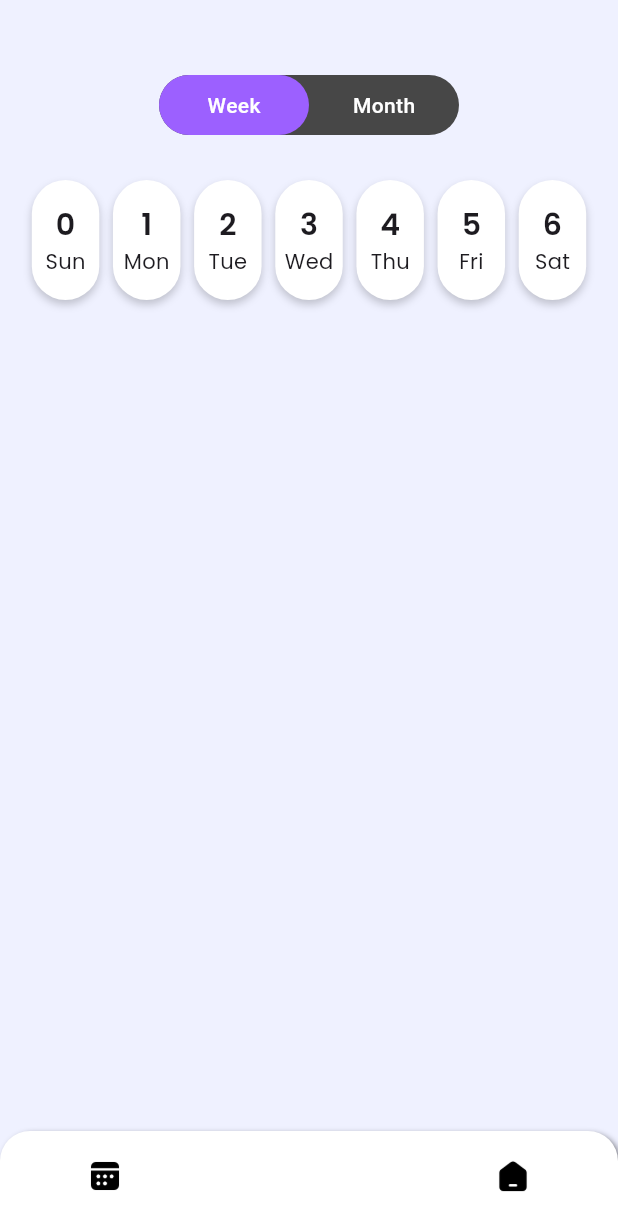
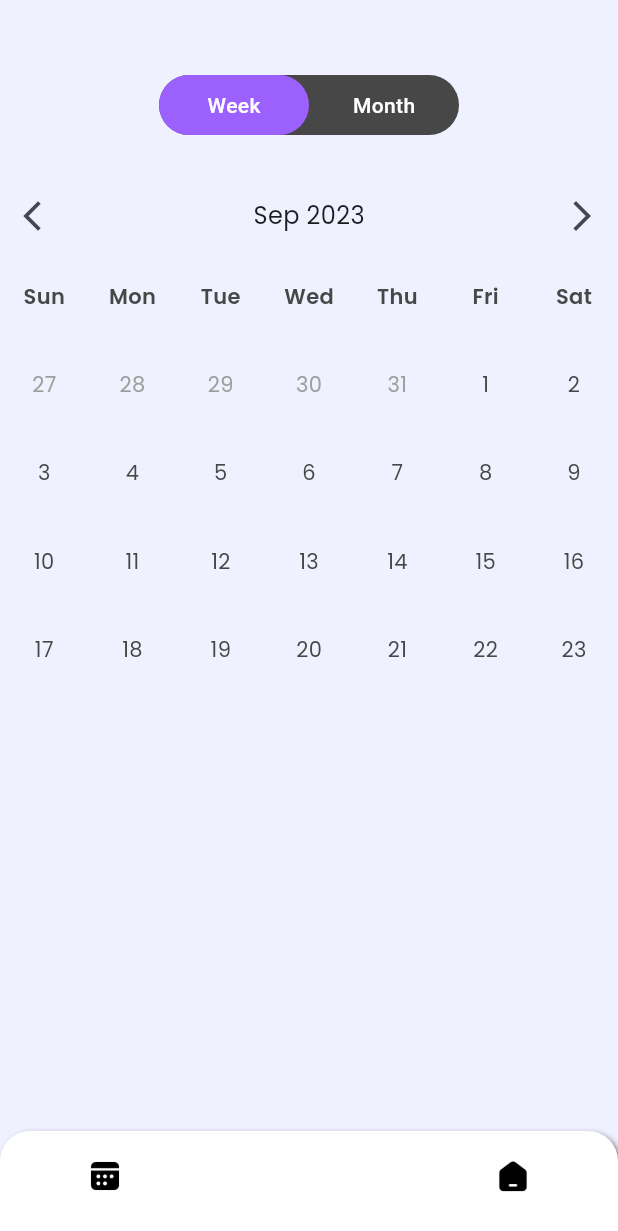
Before and after one commit to BlueDes-Studio/chime, a Flutter app: the screen it shows after launch, on a phone screen of 412 x 824 dp. Shown: the top 1231 px of the screen. Run offline on Flutter 3.47's test engine with Material 2 defaults, Android fonts, the phone set to English and light mode, and no system bars; drawn by our look-alikes of simple_shadow; our stand-ins replace flutter_svg.

Commit message:
added calendar page to the app

```diff
--- a/lib/screens/calendar.dart
+++ b/lib/screens/calendar.dart
@@ -1,26 +1,6 @@
+import 'package:chime/utils/calendar.dart';
 import 'package:flutter/material.dart';
 import 'package:simple_shadow/simple_shadow.dart';
-
-String convertIntToWeekDay(int i) {
-  switch (i) {
-    case 0:
-      return "Sun";
-    case 1:
-      return "Mon";
-    case 2:
-      return "Tue";
-    case 3:
-      return "Wed";
-    case 4:
-      return "Thu";
-    case 5:
-      return "Fri";
-    case 6:
-      return "Sat";
-    default:
-      return "Sat";
-  }
-}
 
 class Calendar extends StatefulWidget {
   static String route = "/app/calendar";
@@ -147,60 +127,149 @@ class _CalendarState extends State<Calendar>
             ),
           ),
 
-          //week dates
+          //month dates
           Positioned(
             top: 120,
-            child: SizedBox(
+            child: Container(
               width: MediaQuery.of(context).size.width,
-              child: Row(
-                mainAxisAlignment: MainAxisAlignment.spaceEvenly,
-                children: [
-                  Container(
-                    width: 3,
-                  ),
-                  for (int i = 0; i < 7; i++)
-                    SimpleShadow(
-                      opacity: 0.2, // Default: 0.5
-                      offset: const Offset(0, 3), // Default: Offset(2, 2)
-                      sigma: 3,
-                      child: Container(
-                        width: 45,
-                        height: 80,
-                        decoration: const BoxDecoration(
-                          color: Colors.white,
-                          borderRadius: BorderRadius.all(
-                            Radius.circular(30),
+              alignment: Alignment.center,
+              child: Container(
+                width: MediaQuery.sizeOf(context).width,
+                height: 350,
+                child: Column(
+                  children: [
+                    Row(
+                      mainAxisAlignment: MainAxisAlignment.spaceBetween,
+                      children: [
+                        IconButton(
+                          onPressed: () {},
+                          icon: const Padding(
+                            padding: EdgeInsets.only(left: 7),
+                            child: Icon(Icons.arrow_back_ios),
                           ),
                         ),
-                        child: Column(
-                          mainAxisAlignment: MainAxisAlignment.center,
-                          children: [
-                            Text(
-                              "$i",
-                              style: const TextStyle(
-                                fontFamily: "Poppins",
-                                fontWeight: FontWeight.w600,
-                                fontSize: 20,
+                        Text(
+                          getCurrMonth_MonthYYYY(),
+                          style: const TextStyle(
+                            fontFamily: "Poppins",
+                            fontSize: 16,
+                          ),
+                        ),
+                        IconButton(
+                          onPressed: () {},
+                          icon: const Padding(
+                            padding: EdgeInsets.symmetric(horizontal: 2),
+                            child: Icon(Icons.arrow_forward_ios),
+                          ),
+                        ),
+                      ],
+                    ),
+                    Expanded(
+                      child: GridView.count(
+                        padding: EdgeInsets.zero,
+                        crossAxisCount: 7,
+                        children: [
+                          for (String day in [
+                            "Sun",
+                            "Mon",
+                            "Tue",
+                            "Wed",
+                            "Thu",
+                            "Fri",
+                            "Sat"
+                          ])
+                            SizedBox(
+                              width: 40,
+                              child: Center(
+                                child: Text(
+                                  day,
+                                  style: const TextStyle(
+                                    fontFamily: "Poppins",
+                                    color: Color(0xff474747),
+                                    fontWeight: FontWeight.w600,
+                                  ),
+                                ),
                               ),
                             ),
-                            Text(
-                              convertIntToWeekDay(i),
-                              style: const TextStyle(
-                                fontFamily: "Poppins",
-                                fontSize: 14,
+                          for (DateValueReturned date
+                              in genDateArray_forMonth(DateTime.now().month))
+                            SizedBox(
+                              width: 40,
+                              child: Center(
+                                child: Text(
+                                  date.val,
+                                  style: TextStyle(
+                                    fontFamily: "Poppins",
+                                    color: date.currMonth
+                                        ? const Color(0xff474747)
+                                        : Colors.grey,
+                                  ),
+                                ),
                               ),
                             ),
-                          ],
-                        ),
+                        ],
                       ),
                     ),
-                  Container(
-                    width: 3,
-                  ),
-                ],
+                  ],
+                ),
               ),
             ),
           ),
+
+          //week dates
+          // Positioned(
+          //   top: 120,
+          //   child: SizedBox(
+          //     width: MediaQuery.of(context).size.width,
+          //     child: Row(
+          //       mainAxisAlignment: MainAxisAlignment.spaceEvenly,
+          //       children: [
+          //         Container(
+          //           width: 3,
+          //         ),
+          //         for (int i = 0; i < 7; i++)
+          //           SimpleShadow(
+          //             opacity: 0.2, // Default: 0.5
+          //             offset: const Offset(0, 3), // Default: Offset(2, 2)
+          //             sigma: 3,
+          //             child: Container(
+          //               width: 45,
+          //               height: 80,
+          //               decoration: const BoxDecoration(
+          //                 color: Colors.white,
+          //                 borderRadius: BorderRadius.all(
+          //                   Radius.circular(30),
+          //                 ),
+          //               ),
+          //               child: Column(
+          //                 mainAxisAlignment: MainAxisAlignment.center,
+          //                 children: [
+          //                   Text(
+          //                     "$i",
+          //                     style: const TextStyle(
+          //                       fontFamily: "Poppins",
+          //                       fontWeight: FontWeight.w600,
+          //                       fontSize: 20,
+          //                     ),
+          //                   ),
+          //                   Text(
+          //                     convertIntToWeekDay(i),
+          //                     style: const TextStyle(
+          //                       fontFamily: "Poppins",
+          //                       fontSize: 14,
+          //                     ),
+          //                   ),
+          //                 ],
+          //               ),
+          //             ),
+          //           ),
+          //         Container(
+          //           width: 3,
+          //         ),
+          //       ],
+          //     ),
+          //   ),
+          // ),
 
           // bottom navigation
           Positioned(
--- /dev/null
+++ b/lib/utils/calendar.dart
@@ -0,0 +1,99 @@
+// ignore_for_file: non_constant_identifier_names
+
+String convertIntToWeekDay(int i) {
+  switch (i) {
+    case 0:
+      return "Sun";
+    case 1:
+      return "Mon";
+    case 2:
+      return "Tue";
+    case 3:
+      return "Wed";
+    case 4:
+      return "Thu";
+    case 5:
+      return "Fri";
+    case 6:
+      return "Sat";
+    default:
+      return "Sat";
+  }
+}
+
+String getCurrMonth_MonthYYYY() {
+  DateTime now = DateTime.now();
+  String parseDate = "";
+  switch (now.month) {
+    case DateTime.january:
+      parseDate += "Jan";
+      break;
+    case DateTime.february:
+      parseDate += "Feb";
+      break;
+    case DateTime.march:
+      parseDate += "Mar";
+      break;
+    case DateTime.april:
+      parseDate += "April";
+      break;
+    case DateTime.may:
+      parseDate += "May";
+      break;
+    case DateTime.june:
+      parseDate += "June";
+      break;
+    case DateTime.july:
+      parseDate += "July";
+      break;
+    case DateTime.august:
+      parseDate += "Aug";
+      break;
+    case DateTime.september:
+      parseDate += "Sep";
+      break;
+    case DateTime.october:
+      parseDate += "Oct";
+      break;
+    case DateTime.november:
+      parseDate += "Nov";
+      break;
+    case DateTime.december:
+      parseDate += "Dec";
+      break;
+  }
+
+  return "$parseDate ${now.year}";
+}
+
+class DateValueReturned {
+  String val;
+  bool currMonth;
+  DateValueReturned({required this.val, required this.currMonth});
+}
+
+List<DateValueReturned> genDateArray_forMonth(int month) {
+  DateTime now = DateTime.now();
+  DateTime firstDay = DateTime(now.year, month, 1);
+  List<DateValueReturned> returnDates = [];
+
+  for (int i = DateTime(now.year, now.month, 0).day - firstDay.weekday + 1;
+      i < DateTime(now.year, now.month, 0).day + 1;
+      i++) {
+    returnDates.add(DateValueReturned(val: "$i", currMonth: false));
+  }
+
+  int counter = 1;
+  for (int i = 1; i < DateTime(now.year, now.month + 1, 0).day + 2; i++) {
+    returnDates.add(DateValueReturned(val: "$counter", currMonth: true));
+    counter++;
+  }
+
+  int nextCounter = 1;
+  for (int i = counter + firstDay.weekday - 1; i < 35; i++) {
+    returnDates.add(DateValueReturned(val: "$nextCounter", currMonth: false));
+    nextCounter++;
+  }
+
+  return returnDates;
+}
```
Also changed, not shown: 2 other files.
